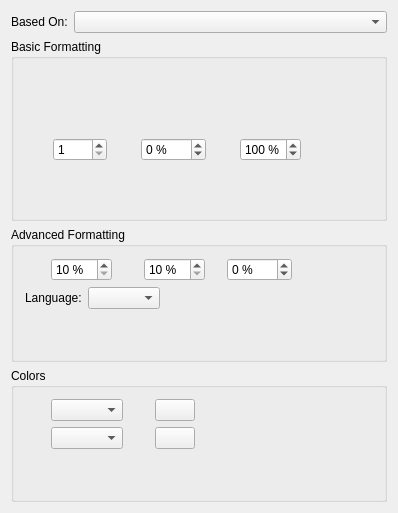
Qt form scribus/ui/smcstylewidget.ui (scribusproject/scribus) before a commit.
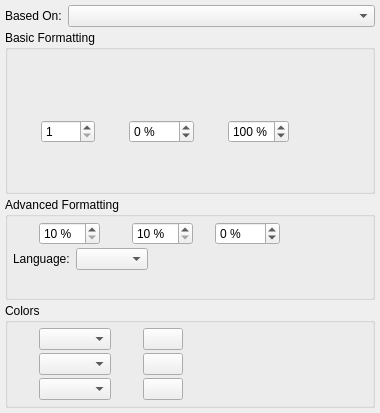
The same form after that commit. Custom widgets are drawn as their Qt base class.

```diff
--- a/scribus/ui/smcstylewidget.ui
+++ b/scribus/ui/smcstylewidget.ui
@@ -6,11 +6,26 @@
    <rect>
     <x>0</x>
     <y>0</y>
-    <width>398</width>
-    <height>513</height>
+    <width>380</width>
+    <height>413</height>
    </rect>
   </property>
-  <layout class="QVBoxLayout">
+  <layout class="QVBoxLayout" name="verticalLayout_2">
+   <property name="spacing">
+    <number>3</number>
+   </property>
+   <property name="leftMargin">
+    <number>5</number>
+   </property>
+   <property name="topMargin">
+    <number>5</number>
+   </property>
+   <property name="rightMargin">
+    <number>5</number>
+   </property>
+   <property name="bottomMargin">
+    <number>5</number>
+   </property>
    <item>
     <layout class="QHBoxLayout">
      <item>
@@ -44,6 +59,21 @@
       <string>Basic Formatting</string>
      </property>
      <layout class="QVBoxLayout">
+      <property name="spacing">
+       <number>3</number>
+      </property>
+      <property name="leftMargin">
+       <number>5</number>
+      </property>
+      <property name="topMargin">
+       <number>5</number>
+      </property>
+      <property name="rightMargin">
+       <number>5</number>
+      </property>
+      <property name="bottomMargin">
+       <number>5</number>
+      </property>
       <item>
        <widget class="SMFontComboH" name="fontFace_" native="true">
         <property name="sizePolicy">
@@ -225,6 +255,21 @@
       <string>Advanced Formatting</string>
      </property>
      <layout class="QVBoxLayout">
+      <property name="spacing">
+       <number>3</number>
+      </property>
+      <property name="leftMargin">
+       <number>5</number>
+      </property>
+      <property name="topMargin">
+       <number>5</number>
+      </property>
+      <property name="rightMargin">
+       <number>5</number>
+      </property>
+      <property name="bottomMargin">
+       <number>5</number>
+      </property>
       <item>
        <layout class="QHBoxLayout">
         <item>
@@ -401,7 +446,22 @@
      <property name="title">
       <string>Colors</string>
      </property>
-     <layout class="QVBoxLayout">
+     <layout class="QVBoxLayout" name="verticalLayout">
+      <property name="spacing">
+       <number>3</number>
+      </property>
+      <property name="leftMargin">
+       <number>5</number>
+      </property>
+      <property name="topMargin">
+       <number>5</number>
+      </property>
+      <property name="rightMargin">
+       <number>5</number>
+      </property>
+      <property name="bottomMargin">
+       <number>5</number>
+      </property>
       <item>
        <layout class="QHBoxLayout">
         <item>
@@ -545,20 +605,75 @@
        </layout>
       </item>
       <item>
-       <spacer>
-        <property name="orientation">
-         <enum>Qt::Vertical</enum>
-        </property>
-        <property name="sizeType">
-         <enum>QSizePolicy::MinimumExpanding</enum>
-        </property>
-        <property name="sizeHint" stdset="0">
-         <size>
-          <width>72</width>
-          <height>0</height>
-         </size>
-        </property>
-       </spacer>
+       <layout class="QHBoxLayout" name="_2">
+        <item>
+         <widget class="QLabel" name="backIcon">
+          <property name="minimumSize">
+           <size>
+            <width>20</width>
+            <height>0</height>
+           </size>
+          </property>
+          <property name="maximumSize">
+           <size>
+            <width>22</width>
+            <height>22</height>
+           </size>
+          </property>
+          <property name="text">
+           <string/>
+          </property>
+          <property name="buddy">
+           <cstring>fillColor_</cstring>
+          </property>
+         </widget>
+        </item>
+        <item>
+         <widget class="SMColorCombo" name="backColor_"/>
+        </item>
+        <item>
+         <widget class="QLabel" name="backShadeLabel">
+          <property name="minimumSize">
+           <size>
+            <width>20</width>
+            <height>0</height>
+           </size>
+          </property>
+          <property name="maximumSize">
+           <size>
+            <width>22</width>
+            <height>22</height>
+           </size>
+          </property>
+          <property name="text">
+           <string/>
+          </property>
+          <property name="buddy">
+           <cstring>fillShade_</cstring>
+          </property>
+         </widget>
+        </item>
+        <item>
+         <widget class="SMShadeButton" name="backShade_">
+          <property name="text">
+           <string/>
+          </property>
+         </widget>
+        </item>
+        <item>
+         <spacer>
+          <property name="orientation">
+           <enum>Qt::Horizontal</enum>
+          </property>
+          <property name="sizeHint" stdset="0">
+           <size>
+            <width>40</width>
+            <height>20</height>
+           </size>
+          </property>
+         </spacer>
+        </item>
+       </layout>
       </item>
      </layout>
     </widget>
```
